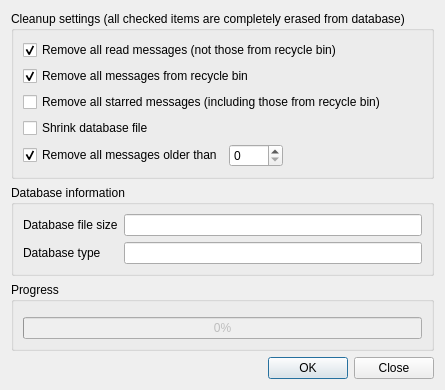
First picture: the form in src/librssguard/gui/dialogs/formdatabasecleanup.ui, repository martinrotter/rssguard, before the edit.
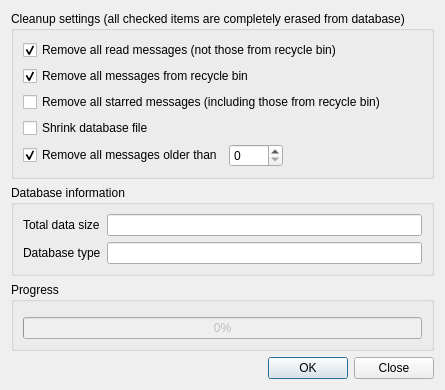
Second picture: the form after the edit. Custom widgets are drawn as their Qt base class.

What changed in the file:
```diff
--- a/src/librssguard/gui/dialogs/formdatabasecleanup.ui
+++ b/src/librssguard/gui/dialogs/formdatabasecleanup.ui
@@ -99,7 +99,7 @@
       <item row="0" column="0">
        <widget class="QLabel" name="m_lblFileSize">
         <property name="text">
-         <string>Database file size</string>
+         <string>Total data size</string>
         </property>
         <property name="buddy">
          <cstring>m_txtFileSize</cstring>
```
